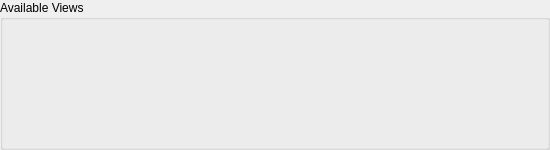
Old version of the form ui/Views.ui in the repository argenortega/AUI.
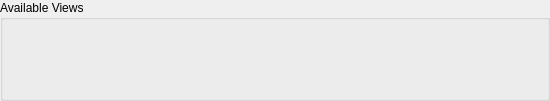
New version of the form.

The edit to the form file:
```diff
--- a/ui/Views.ui
+++ b/ui/Views.ui
@@ -7,7 +7,7 @@
     <x>0</x>
     <y>0</y>
     <width>550</width>
-    <height>150</height>
+    <height>101</height>
    </rect>
   </property>
   <property name="minimumSize">
```
